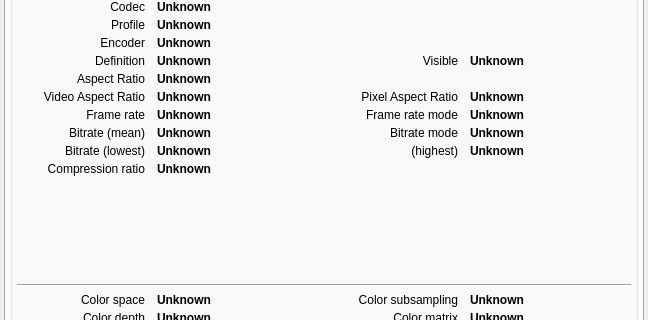
Above: mini_analyser/ui/mainwindow.ui from emericg/MiniVideo before the change; both pictures show x 0 to 648 and y 302 to 622 of the 648 by 800 pixel window. Below: the same form after it.
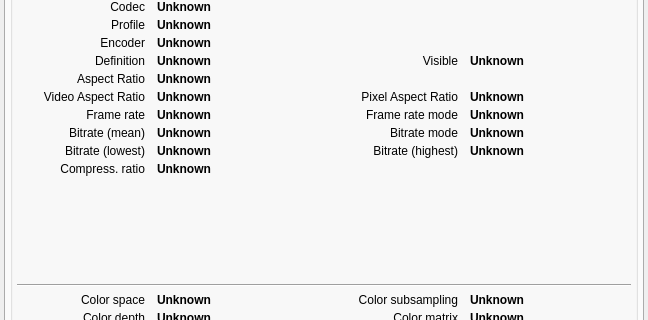
That is the form after the change. The open tabs and pages were chosen to show the change. Icons and pictures are not drawn. Custom widgets are drawn as their Qt base class.

Commit message: mini_analyser: minor UI improvments

The edit to the form file:
```diff
--- a/mini_analyser/ui/mainwindow.ui
+++ b/mini_analyser/ui/mainwindow.ui
@@ -1562,7 +1562,7 @@
              <item row="10" column="0">
               <widget class="QLabel" name="label_21">
                <property name="text">
-                <string>Compression ratio</string>
+                <string>Compress. ratio</string>
                </property>
                <property name="alignment">
                 <set>Qt::AlignRight|Qt::AlignTrailing|Qt::AlignVCenter</set>
@@ -1638,7 +1638,7 @@
              <item row="9" column="2">
               <widget class="QLabel" name="label_72">
                <property name="text">
-                <string>(highest)</string>
+                <string>Bitrate (highest)</string>
                </property>
                <property name="alignment">
                 <set>Qt::AlignRight|Qt::AlignTrailing|Qt::AlignVCenter</set>
```
Left out of the diff: 14 changed lines with no effect on the pictures. The commit also changes 6 other files.
